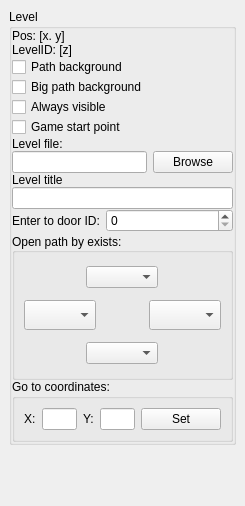
Old version of the form Editor/main_window/dock/wld_item_props.ui in the repository WohlSoft/Moondust-Project.
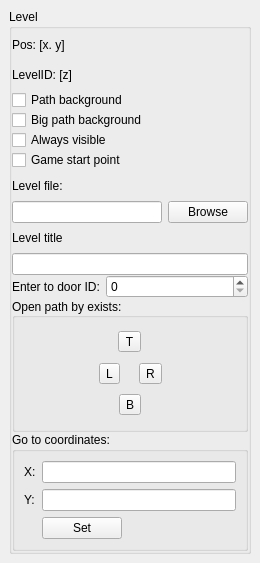
New version of the form. Icons and pictures are not drawn.

Commit message:
Editor: Reworked exit direction related code
- Replaced combo-boxes with menu-equipped tool-buttons
- Optimized the code size related to exit codes directions on the world map
- Added an ability to provide the custom list of exit codes  (#539)
- Arranged items on the level enterance point properties dialogue to don't let it expand it's size too much.

The edit to the form file:
```diff
--- a/Editor/main_window/dock/wld_item_props.ui
+++ b/Editor/main_window/dock/wld_item_props.ui
@@ -6,8 +6,8 @@
    <rect>
     <x>0</x>
     <y>0</y>
-    <width>245</width>
-    <height>506</height>
+    <width>260</width>
+    <height>563</height>
    </rect>
   </property>
   <property name="windowIcon">
@@ -27,13 +27,16 @@
     </property>
     <item row="0" column="0">
      <widget class="QGroupBox" name="WLD_LevelGrp">
+      <property name="sizePolicy">
+       <sizepolicy hsizetype="Minimum" vsizetype="Preferred">
+        <horstretch>0</horstretch>
+        <verstretch>0</verstretch>
+       </sizepolicy>
+      </property>
       <property name="title">
        <string>Level</string>
       </property>
       <layout class="QGridLayout" name="gridLayout_16" columnstretch="0,100,0">
-       <property name="sizeConstraint">
-        <enum>QLayout::SetMinimumSize</enum>
-       </property>
        <property name="leftMargin">
         <number>0</number>
        </property>
@@ -51,6 +54,12 @@
        </property>
        <item row="11" column="1" colspan="2">
         <widget class="QSpinBox" name="WLD_PROPS_EnterTo">
+         <property name="sizePolicy">
+          <sizepolicy hsizetype="Expanding" vsizetype="Fixed">
+           <horstretch>0</horstretch>
+           <verstretch>0</verstretch>
+          </sizepolicy>
+         </property>
          <property name="maximum">
           <number>10000</number>
          </property>
@@ -65,310 +74,66 @@
        </item>
        <item row="13" column="0" colspan="3">
         <widget class="QGroupBox" name="groupBox_3">
+         <property name="sizePolicy">
+          <sizepolicy hsizetype="Preferred" vsizetype="Minimum">
+           <horstretch>0</horstretch>
+           <verstretch>0</verstretch>
+          </sizepolicy>
+         </property>
          <property name="title">
           <string>Go to coordinates:</string>
          </property>
-         <layout class="QHBoxLayout" name="horizontalLayout_2">
-          <property name="sizeConstraint">
-           <enum>QLayout::SetMinimumSize</enum>
-          </property>
-          <item>
-           <widget class="QLabel" name="label_53">
-            <property name="text">
-             <string notr="true">X:</string>
-            </property>
-           </widget>
-          </item>
-          <item>
-           <widget class="QLineEdit" name="WLD_PROPS_GotoX">
-            <property name="inputMethodHints">
-             <set>Qt::ImhDigitsOnly</set>
-            </property>
-           </widget>
-          </item>
-          <item>
+         <layout class="QGridLayout" name="gridLayout" columnstretch="0,0,100">
+          <item row="1" column="0">
            <widget class="QLabel" name="label_54">
             <property name="text">
              <string notr="true">Y:</string>
             </property>
            </widget>
           </item>
-          <item>
-           <widget class="QLineEdit" name="WLD_PROPS_GotoY">
-            <property name="inputMethodHints">
-             <set>Qt::ImhDigitsOnly</set>
+          <item row="0" column="0">
+           <widget class="QLabel" name="label_53">
+            <property name="text">
+             <string notr="true">X:</string>
             </property>
            </widget>
           </item>
-          <item>
+          <item row="2" column="1">
            <widget class="QPushButton" name="WLD_PROPS_GetPoint">
             <property name="text">
              <string>Set</string>
             </property>
            </widget>
           </item>
-         </layout>
-        </widget>
-       </item>
-       <item row="12" column="0" colspan="3">
-        <widget class="QGroupBox" name="group_pathOpens">
-         <property name="maximumSize">
-          <size>
-           <width>16777215</width>
-           <height>145</height>
-          </size>
-         </property>
-         <property name="title">
-          <string>Open path by exists:</string>
-         </property>
-         <property name="alignment">
-          <set>Qt::AlignLeading|Qt::AlignLeft|Qt::AlignVCenter</set>
-         </property>
-         <layout class="QGridLayout" name="gridLayout_17">
-          <property name="sizeConstraint">
-           <enum>QLayout::SetMinimumSize</enum>
-          </property>
-          <item row="0" column="0" rowspan="2" colspan="3">
-           <widget class="QFrame" name="frame">
-            <property name="minimumSize">
-             <size>
-              <width>0</width>
-              <height>30</height>
-             </size>
+          <item row="1" column="1" colspan="2">
+           <widget class="QLineEdit" name="WLD_PROPS_GotoY">
+            <property name="sizePolicy">
+             <sizepolicy hsizetype="Expanding" vsizetype="Fixed">
+              <horstretch>0</horstretch>
+              <verstretch>0</verstretch>
+             </sizepolicy>
             </property>
-            <property name="frameShape">
-             <enum>QFrame::NoFrame</enum>
+            <property name="inputMethodHints">
+             <set>Qt::ImhDigitsOnly</set>
             </property>
-            <property name="frameShadow">
-             <enum>QFrame::Plain</enum>
-            </property>
-            <property name="lineWidth">
-             <number>0</number>
-            </property>
-            <layout class="QHBoxLayout" name="horizontalLayout">
-             <property name="spacing">
-              <number>0</number>
-             </property>
-             <property name="leftMargin">
-              <number>0</number>
-             </property>
-             <property name="topMargin">
-              <number>0</number>
-             </property>
-             <property name="rightMargin">
-              <number>0</number>
-             </property>
-             <property name="bottomMargin">
-              <number>0</number>
-             </property>
-             <item>
-              <spacer name="space_top_left">
-               <property name="orientation">
-                <enum>Qt::Horizontal</enum>
-               </property>
-               <property name="sizeType">
-                <enum>QSizePolicy::Expanding</enum>
-               </property>
-               <property name="sizeHint" stdset="0">
-                <size>
-                 <width>72</width>
-                 <height>10</height>
-                </size>
-               </property>
-              </spacer>
-             </item>
-             <item>
-              <widget class="QComboBox" name="WLD_PROPS_ExitTop">
-               <property name="toolTip">
-                <string comment="Condition to open path by direction (like on compass) when level is completed with different exit ways">Open the Northern (upper) path by exit type</string>
-               </property>
-               <property name="maxVisibleItems">
-                <number>50</number>
-               </property>
-               <property name="insertPolicy">
-                <enum>QComboBox::InsertAtBottom</enum>
-               </property>
-               <property name="sizeAdjustPolicy">
-                <enum>QComboBox::AdjustToContents</enum>
-               </property>
-              </widget>
-             </item>
-             <item>
-              <spacer name="space_top_right">
-               <property name="orientation">
-                <enum>Qt::Horizontal</enum>
-               </property>
-               <property name="sizeType">
-                <enum>QSizePolicy::Expanding</enum>
-               </property>
-               <property name="sizeHint" stdset="0">
-                <size>
-                 <width>72</width>
-                 <height>10</height>
-                </size>
-               </property>
-              </spacer>
-             </item>
-            </layout>
            </widget>
           </item>
-          <item row="2" column="1">
-           <widget class="QLabel" name="icon_exit_directions">
-            <property name="minimumSize">
-             <size>
-              <width>0</width>
-              <height>34</height>
-             </size>
+          <item row="0" column="1" colspan="2">
+           <widget class="QLineEdit" name="WLD_PROPS_GotoX">
+            <property name="sizePolicy">
+             <sizepolicy hsizetype="Expanding" vsizetype="Fixed">
+              <horstretch>0</horstretch>
+              <verstretch>0</verstretch>
+             </sizepolicy>
             </property>
-            <property name="toolTip">
-             <string>You can set a condition to open path in specified direction (controls at each side of those arrows), dependent on level exit code.</string>
+            <property name="inputMethodHints">
+             <set>Qt::ImhDigitsOnly</set>
             </property>
-            <property name="pixmap">
-             <pixmap resource="../../_resources/editor.qrc">:/images/warp_exit.png</pixmap>
-            </property>
-            <property name="alignment">
-             <set>Qt::AlignCenter</set>
-            </property>
            </widget>
           </item>
-          <item row="2" column="0">
-           <widget class="QComboBox" name="WLD_PROPS_ExitLeft">
-            <property name="minimumSize">
-             <size>
-              <width>0</width>
-              <height>30</height>
-             </size>
-            </property>
-            <property name="toolTip">
-             <string comment="Condition to open path by direction (like on compass) when level is completed with different exit ways">Open the Western (left) path by exit type</string>
-            </property>
-            <property name="maxVisibleItems">
-             <number>50</number>
-            </property>
-            <property name="insertPolicy">
-             <enum>QComboBox::InsertAtBottom</enum>
-            </property>
-            <property name="sizeAdjustPolicy">
-             <enum>QComboBox::AdjustToContents</enum>
-            </property>
-           </widget>
-          </item>
-          <item row="2" column="2">
-           <widget class="QComboBox" name="WLD_PROPS_ExitRight">
-            <property name="minimumSize">
-             <size>
-              <width>0</width>
-              <height>30</height>
-             </size>
-            </property>
-            <property name="toolTip">
-             <string comment="Condition to open path by direction (like on compass) when level is completed with different exit ways">Open the Eastern (right) path by exit type</string>
-            </property>
-            <property name="maxVisibleItems">
-             <number>50</number>
-            </property>
-            <property name="insertPolicy">
-             <enum>QComboBox::InsertAtBottom</enum>
-            </property>
-            <property name="sizeAdjustPolicy">
-             <enum>QComboBox::AdjustToContents</enum>
-            </property>
-           </widget>
-          </item>
-          <item row="3" column="0" colspan="3">
-           <widget class="QFrame" name="frame_2">
-            <property name="minimumSize">
-             <size>
-              <width>0</width>
-              <height>30</height>
-             </size>
-            </property>
-            <property name="frameShape">
-             <enum>QFrame::NoFrame</enum>
-            </property>
-            <property name="frameShadow">
-             <enum>QFrame::Plain</enum>
-            </property>
-            <property name="lineWidth">
-             <number>0</number>
-            </property>
-            <layout class="QHBoxLayout" name="horizontalLayout_3">
-             <property name="spacing">
-              <number>0</number>
-             </property>
-             <property name="leftMargin">
-              <number>0</number>
-             </property>
-             <property name="topMargin">
-              <number>0</number>
-             </property>
-             <property name="rightMargin">
-              <number>0</number>
-             </property>
-             <property name="bottomMargin">
-              <number>0</number>
-             </property>
-             <item>
-              <spacer name="space_bottom_left">
-               <property name="orientation">
-                <enum>Qt::Horizontal</enum>
-               </property>
-               <property name="sizeType">
-                <enum>QSizePolicy::Expanding</enum>
-               </property>
-               <property name="sizeHint" stdset="0">
-                <size>
-                 <width>72</width>
-                 <height>10</height>
-                </size>
-               </property>
-              </spacer>
-             </item>
-             <item>
-              <widget class="QComboBox" name="WLD_PROPS_ExitBottom">
-               <property name="toolTip">
-                <string comment="Condition to open path by direction (like on compass) when level is completed with different exit ways">Open the Southern (lower) path by exit type</string>
-               </property>
-               <property name="maxVisibleItems">
-                <number>50</number>
-               </property>
-               <property name="insertPolicy">
-                <enum>QComboBox::InsertAtBottom</enum>
-               </property>
-               <property name="sizeAdjustPolicy">
-                <enum>QComboBox::AdjustToContents</enum>
-               </property>
-              </widget>
-             </item>
-             <item>
-              <spacer name="space_bottom_right">
-               <property name="orientation">
-                <enum>Qt::Horizontal</enum>
-               </property>
-               <property name="sizeType">
-                <enum>QSizePolicy::Expanding</enum>
-               </property>
-               <property name="sizeHint" stdset="0">
-                <size>
-                 <width>72</width>
-                 <height>10</height>
-                </size>
-               </property>
-              </spacer>
-             </item>
-            </layout>
-           </widget>
-          </item>
          </layout>
         </widget>
        </item>
-       <item row="6" column="0">
-        <widget class="QLabel" name="label_12">
-         <property name="text">
-          <string>Level file:</string>
-         </property>
-        </widget>
-       </item>
        <item row="2" column="0" colspan="3">
         <widget class="QCheckBox" name="WLD_PROPS_PathBG">
          <property name="text">
@@ -391,13 +156,33 @@
         </widget>
        </item>
        <item row="7" column="0" colspan="2">
-        <widget class="QLineEdit" name="WLD_PROPS_LVLFile"/>
+        <widget class="QLineEdit" name="WLD_PROPS_LVLFile">
+         <property name="sizePolicy">
+          <sizepolicy hsizetype="Expanding" vsizetype="Fixed">
+           <horstretch>0</horstretch>
+           <verstretch>0</verstretch>
+          </sizepolicy>
+         </property>
+        </widget>
        </item>
        <item row="10" column="0" colspan="3">
-        <widget class="QLineEdit" name="WLD_PROPS_LVLTitle"/>
+        <widget class="QLineEdit" name="WLD_PROPS_LVLTitle">
+         <property name="sizePolicy">
+          <sizepolicy hsizetype="Preferred" vsizetype="Fixed">
+           <horstretch>0</horstretch>
+           <verstretch>0</verstretch>
+          </sizepolicy>
+         </property>
+        </widget>
        </item>
        <item row="11" column="0">
         <widget class="QLabel" name="label_56">
+         <property name="sizePolicy">
+          <sizepolicy hsizetype="Minimum" vsizetype="Preferred">
+           <horstretch>0</horstretch>
+           <verstretch>0</verstretch>
+          </sizepolicy>
+         </property>
          <property name="text">
           <string>Enter to door ID:</string>
          </property>
@@ -431,6 +216,292 @@
          </property>
         </widget>
        </item>
+       <item row="12" column="0" colspan="3">
+        <widget class="QGroupBox" name="group_pathOpens">
+         <property name="sizePolicy">
+          <sizepolicy hsizetype="Preferred" vsizetype="Fixed">
+           <horstretch>0</horstretch>
+           <verstretch>0</verstretch>
+          </sizepolicy>
+         </property>
+         <property name="maximumSize">
+          <size>
+           <width>16777215</width>
+           <height>145</height>
+          </size>
+         </property>
+         <property name="title">
+          <string>Open path by exists:</string>
+         </property>
+         <property name="alignment">
+          <set>Qt::AlignLeading|Qt::AlignLeft|Qt::AlignVCenter</set>
+         </property>
+         <layout class="QGridLayout" name="gridLayout_17" columnstretch="100,0,0,0,100">
+          <item row="2" column="0">
+           <spacer name="horizontalSpacer">
+            <property name="orientation">
+             <enum>Qt::Horizontal</enum>
+            </property>
+            <property name="sizeType">
+             <enum>QSizePolicy::Minimum</enum>
+            </property>
+            <property name="sizeHint" stdset="0">
+             <size>
+              <width>0</width>
+              <height>20</height>
+             </size>
+            </property>
+           </spacer>
+          </item>
+          <item row="2" column="2">
+           <widget class="QLabel" name="icon_exit_directions">
+            <property name="sizePolicy">
+             <sizepolicy hsizetype="Maximum" vsizetype="Maximum">
+              <horstretch>0</horstretch>
+              <verstretch>0</verstretch>
+             </sizepolicy>
+            </property>
+            <property name="toolTip">
+             <string>You can set a condition to open path in specified direction (controls at each side of those arrows), dependent on level exit code.</string>
+            </property>
+            <property name="pixmap">
+             <pixmap resource="../../_resources/editor.qrc">:/arrows/arrows/box.png</pixmap>
+            </property>
+            <property name="alignment">
+             <set>Qt::AlignCenter</set>
+            </property>
+           </widget>
+          </item>
+          <item row="2" column="1">
+           <widget class="QToolButton" name="WLD_PROPS_ExitLeft">
+            <property name="text">
+             <string notr="true">L</string>
+            </property>
+            <property name="icon">
+             <iconset resource="../../_resources/editor.qrc">
+              <normaloff>:/arrows/arrows/red_left.png</normaloff>:/arrows/arrows/red_left.png</iconset>
+            </property>
+            <property name="popupMode">
+             <enum>QToolButton::InstantPopup</enum>
+            </property>
+            <property name="toolButtonStyle">
+             <enum>Qt::ToolButtonTextBesideIcon</enum>
+            </property>
+           </widget>
+          </item>
+          <item row="2" column="3">
+           <widget class="QToolButton" name="WLD_PROPS_ExitRight">
+            <property name="text">
+             <string notr="true">R</string>
+            </property>
+            <property name="icon">
+             <iconset resource="../../_resources/editor.qrc">
+              <normaloff>:/arrows/arrows/red_right.png</normaloff>:/arrows/arrows/red_right.png</iconset>
+            </property>
+            <property name="popupMode">
+             <enum>QToolButton::InstantPopup</enum>
+            </property>
+            <property name="toolButtonStyle">
+             <enum>Qt::ToolButtonTextBesideIcon</enum>
+            </property>
+           </widget>
+          </item>
+          <item row="2" column="4">
+           <spacer name="horizontalSpacer_2">
+            <property name="orientation">
+             <enum>Qt::Horizontal</enum>
+            </property>
+            <property name="sizeType">
+             <enum>QSizePolicy::Minimum</enum>
+            </property>
+            <property name="sizeHint" stdset="0">
+             <size>
+              <width>0</width>
+              <height>20</height>
+             </size>
+            </property>
+           </spacer>
+          </item>
+          <item row="0" column="0" rowspan="2" colspan="5">
+           <widget class="QFrame" name="frame">
+            <property name="minimumSize">
+             <size>
+              <width>0</width>
+              <height>30</height>
+             </size>
+            </property>
+            <property name="frameShape">
+             <enum>QFrame::NoFrame</enum>
+            </property>
+            <property name="frameShadow">
+             <enum>QFrame::Plain</enum>
+            </property>
+            <property name="lineWidth">
+             <number>0</number>
+            </property>
+            <layout class="QHBoxLayout" name="horizontalLayout">
+             <property name="spacing">
+              <number>0</number>
+             </property>
+             <property name="leftMargin">
+              <number>0</number>
+             </property>
+             <property name="topMargin">
+              <number>0</number>
+             </property>
+             <property name="rightMargin">
+              <number>0</number>
+             </property>
+             <property name="bottomMargin">
+              <number>0</number>
+             </property>
+             <item>
+              <spacer name="space_top_left">
+               <property name="orientation">
+                <enum>Qt::Horizontal</enum>
+               </property>
+               <property name="sizeType">
+                <enum>QSizePolicy::Minimum</enum>
+               </property>
+               <property name="sizeHint" stdset="0">
+                <size>
+                 <width>0</width>
+                 <height>10</height>
+                </size>
+               </property>
+              </spacer>
+             </item>
+             <item>
+              <widget class="QToolButton" name="WLD_PROPS_ExitTop">
+               <property name="text">
+                <string notr="true">T</string>
+               </property>
+               <property name="icon">
+                <iconset resource="../../_resources/editor.qrc">
+                 <normaloff>:/arrows/arrows/red_up.png</normaloff>:/arrows/arrows/red_up.png</iconset>
+               </property>
+               <property name="popupMode">
+                <enum>QToolButton::InstantPopup</enum>
+               </property>
+               <property name="toolButtonStyle">
+                <enum>Qt::ToolButtonTextBesideIcon</enum>
+               </property>
+              </widget>
+             </item>
+             <item>
+              <spacer name="space_top_right">
+               <property name="orientation">
+                <enum>Qt::Horizontal</enum>
+               </property>
+               <property name="sizeType">
+                <enum>QSizePolicy::Minimum</enum>
+               </property>
+               <property name="sizeHint" stdset="0">
+                <size>
+                 <width>0</width>
+                 <height>10</height>
+                </size>
+               </property>
+              </spacer>
+             </item>
+            </layout>
+           </widget>
+          </item>
+          <item row="3" column="0" colspan="5">
+           <widget class="QFrame" name="frame_2">
+            <property name="minimumSize">
+             <size>
+              <width>0</width>
+              <height>30</height>
+             </size>
+            </property>
+            <property name="frameShape">
+             <enum>QFrame::NoFrame</enum>
+            </property>
+            <property name="frameShadow">
+             <enum>QFrame::Plain</enum>
+            </property>
+            <property name="lineWidth">
+             <number>0</number>
+            </property>
+            <layout class="QHBoxLayout" name="horizontalLayout_3">
+             <property name="spacing">
+              <number>0</number>
+             </property>
+             <property name="leftMargin">
+              <number>0</number>
+             </property>
+             <property name="topMargin">
+              <number>0</number>
+             </property>
+             <property name="rightMargin">
+              <number>0</number>
+             </property>
+             <property name="bottomMargin">
+              <number>0</number>
+             </property>
+             <item>
+              <spacer name="space_bottom_left">
+               <property name="orientation">
+                <enum>Qt::Horizontal</enum>
+               </property>
+               <property name="sizeType">
+                <enum>QSizePolicy::Minimum</enum>
+               </property>
+               <property name="sizeHint" stdset="0">
+                <size>
+                 <width>0</width>
+                 <height>10</height>
+                </size>
+               </property>
+              </spacer>
+             </item>
+             <item>
+              <widget class="QToolButton" name="WLD_PROPS_ExitBottom">
+               <property name="text">
+                <string notr="true">B</string>
+               </property>
+               <property name="icon">
+                <iconset resource="../../_resources/editor.qrc">
+                 <normaloff>:/arrows/arrows/red_down.png</normaloff>:/arrows/arrows/red_down.png</iconset>
+               </property>
+               <property name="popupMode">
+                <enum>QToolButton::InstantPopup</enum>
+               </property>
+               <property name="toolButtonStyle">
+                <enum>Qt::ToolButtonTextBesideIcon</enum>
+               </property>
+              </widget>
+             </item>
+             <item>
+              <spacer name="space_bottom_right">
+               <property name="orientation">
+                <enum>Qt::Horizontal</enum>
+               </property>
+               <property name="sizeType">
+                <enum>QSizePolicy::Minimum</enum>
+               </property>
+               <property name="sizeHint" stdset="0">
+                <size>
+                 <width>0</width>
+                 <height>10</height>
+                </size>
+               </property>
+              </spacer>
+             </item>
+            </layout>
+           </widget>
+          </item>
+         </layout>
+        </widget>
+       </item>
+       <item row="6" column="0" colspan="3">
+        <widget class="QLabel" name="label_12">
+         <property name="text">
+          <string>Level file:</string>
+         </property>
+        </widget>
+       </item>
       </layout>
      </widget>
     </item>
@@ -439,6 +510,9 @@
       <property name="orientation">
        <enum>Qt::Vertical</enum>
       </property>
+      <property name="sizeType">
+       <enum>QSizePolicy::Minimum</enum>
+      </property>
       <property name="sizeHint" stdset="0">
        <size>
         <width>15</width>
```
The commit also changes 8 other files.
